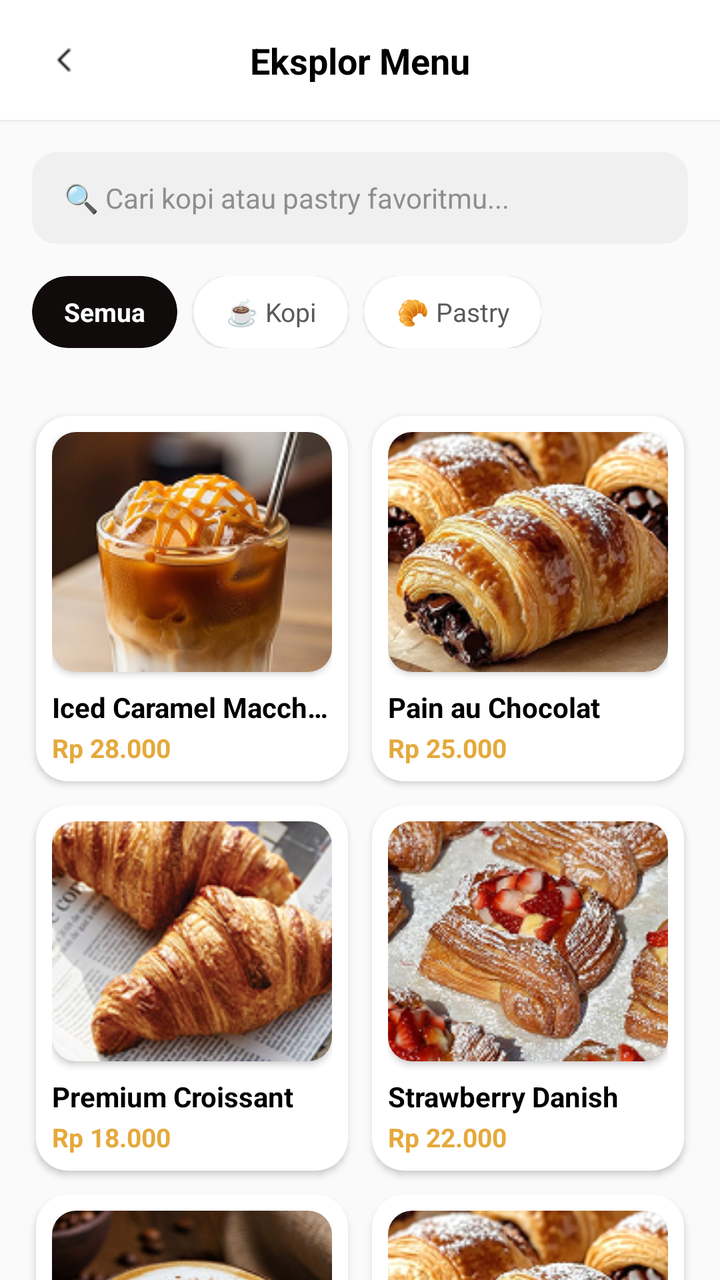
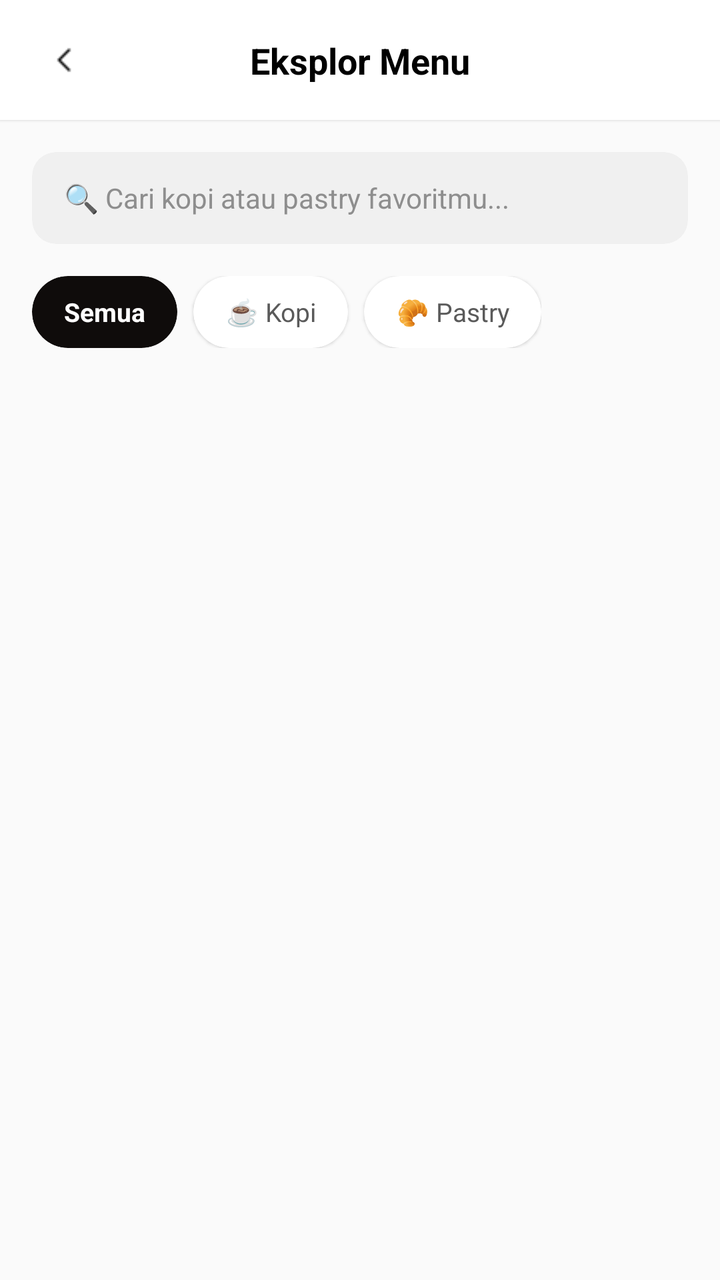

Before-and-after screenshots of an Android layout around one commit, followed by the original layout XML and the change that was made.
<!-- AndroidManifest.xml: application theme Theme.NgopiDulz_frontend -->
<!-- res/layout/activity_eksplor.xml -->
<?xml version="1.0" encoding="utf-8"?>
<androidx.constraintlayout.widget.ConstraintLayout xmlns:android="http://schemas.android.com/apk/res/android"
    xmlns:app="http://schemas.android.com/apk/res-auto"
    xmlns:tools="http://tools.android.com/tools"
    android:layout_width="match_parent"
    android:layout_height="match_parent"
    android:background="#FAFAFA"
    tools:context=".EksplorActivity">

    <androidx.constraintlayout.widget.ConstraintLayout
        android:id="@+id/top_bar_eksplor"
        android:layout_width="match_parent"
        android:layout_height="60dp"
        android:background="#FFFFFF"
        android:elevation="1dp"
        android:paddingHorizontal="16dp"
        app:layout_constraintTop_toTopOf="parent">

        <ImageView
            android:id="@+id/btn_back_eksplor"
            android:layout_width="32dp"
            android:layout_height="32dp"
            android:padding="6dp"
            android:src="@drawable/ic_back"
            app:layout_constraintBottom_toBottomOf="parent"
            app:layout_constraintStart_toStartOf="parent"
            app:layout_constraintTop_toTopOf="parent"
            app:tint="#000000" />

        <TextView
            android:layout_width="wrap_content"
            android:layout_height="wrap_content"
            android:text="Eksplor Menu"
            android:textColor="#000000"
            android:textSize="18sp"
            android:textStyle="bold"
            app:layout_constraintBottom_toBottomOf="parent"
            app:layout_constraintEnd_toEndOf="parent"
            app:layout_constraintStart_toStartOf="parent"
            app:layout_constraintTop_toTopOf="parent" />
    </androidx.constraintlayout.widget.ConstraintLayout>

    <LinearLayout
        android:id="@+id/search_and_filter_container"
        android:layout_width="match_parent"
        android:layout_height="wrap_content"
        android:orientation="vertical"
        android:padding="16dp"
        app:layout_constraintTop_toBottomOf="@id/top_bar_eksplor">

        <androidx.cardview.widget.CardView
            android:layout_width="match_parent"
            android:layout_height="46dp"
            android:layout_marginBottom="16dp"
            app:cardBackgroundColor="#F0F0F0"
            app:cardCornerRadius="12dp"
            app:cardElevation="0dp">
            <TextView
                android:layout_width="wrap_content"
                android:layout_height="wrap_content"
                android:layout_gravity="center_vertical"
                android:layout_marginStart="16dp"
                android:text="🔍 Cari kopi atau pastry favoritmu..."
                android:textColor="#8E8E8E"
                android:textSize="14sp" />
        </androidx.cardview.widget.CardView>

        <HorizontalScrollView
            android:layout_width="match_parent"
            android:layout_height="wrap_content"
            android:scrollbars="none">
            <LinearLayout
                android:layout_width="wrap_content"
                android:layout_height="wrap_content"
                android:orientation="horizontal">

                <androidx.cardview.widget.CardView
                    android:layout_width="wrap_content"
                    android:layout_height="36dp"
                    android:layout_marginEnd="8dp"
                    app:cardBackgroundColor="#0F0C0B"
                    app:cardCornerRadius="18dp"
                    app:cardElevation="0dp">
                    <TextView
                        android:layout_width="wrap_content"
                        android:layout_height="match_parent"
                        android:gravity="center"
                        android:paddingHorizontal="16dp"
                        android:text="Semua"
                        android:textColor="#FFFFFF"
                        android:textSize="13sp"
                        android:textStyle="bold" />
                </androidx.cardview.widget.CardView>

                <androidx.cardview.widget.CardView
                    android:layout_width="wrap_content"
                    android:layout_height="36dp"
                    android:layout_marginEnd="8dp"
                    app:cardBackgroundColor="#FFFFFF"
                    app:cardCornerRadius="18dp"
                    app:cardElevation="1dp">
                    <TextView
                        android:layout_width="wrap_content"
                        android:layout_height="match_parent"
                        android:gravity="center"
                        android:paddingHorizontal="16dp"
                        android:text="☕ Kopi"
                        android:textColor="#5A5A5A"
                        android:textSize="13sp" />
                </androidx.cardview.widget.CardView>

                <androidx.cardview.widget.CardView
                    android:layout_width="wrap_content"
                    android:layout_height="36dp"
                    app:cardBackgroundColor="#FFFFFF"
                    app:cardCornerRadius="18dp"
                    app:cardElevation="1dp">
                    <TextView
                        android:layout_width="wrap_content"
                        android:layout_height="match_parent"
                        android:gravity="center"
                        android:paddingHorizontal="16dp"
                        android:text="🥐 Pastry"
                        android:textColor="#5A5A5A"
                        android:textSize="13sp" />
                </androidx.cardview.widget.CardView>
            </LinearLayout>
        </HorizontalScrollView>
    </LinearLayout>

    <androidx.core.widget.NestedScrollView
        android:layout_width="match_parent"
        android:layout_height="0dp"
        android:fillViewport="true"
        app:layout_constraintBottom_toBottomOf="parent"
        app:layout_constraintTop_toBottomOf="@id/search_and_filter_container">

        <GridLayout
            android:layout_width="match_parent"
            android:layout_height="wrap_content"
            android:columnCount="2"
            android:padding="12dp"
            android:alignmentMode="alignMargins">

            <androidx.cardview.widget.CardView
                android:layout_width="0dp"
                android:layout_height="wrap_content"
                android:layout_columnWeight="1"
                android:layout_margin="6dp"
                app:cardCornerRadius="16dp"
                app:cardElevation="2dp">
                <LinearLayout
                    android:layout_width="match_parent"
                    android:layout_height="wrap_content"
                    android:orientation="vertical"
                    android:padding="8dp">
                    <androidx.cardview.widget.CardView
                        android:layout_width="match_parent"
                        android:layout_height="120dp"
                        app:cardCornerRadius="12dp">
                        <ImageView
                            android:layout_width="match_parent"
                            android:layout_height="match_parent"
                            android:scaleType="centerCrop"
                            android:src="@drawable/img_macchiato" />
                    </androidx.cardview.widget.CardView>
                    <TextView
                        android:layout_width="match_parent"
                        android:layout_height="wrap_content"
                        android:layout_marginTop="8dp"
                        android:text="Iced Caramel Macchiato"
                        android:textColor="#000000"
                        android:textSize="14sp"
                        android:textStyle="bold"
                        android:maxLines="1"
                        android:ellipsize="end" />
                    <TextView
                        android:layout_width="match_parent"
                        android:layout_height="wrap_content"
                        android:text="Rp 28.000"
                        android:textColor="#E5A93C"
                        android:textSize="13sp"
                        android:textStyle="bold"
                        android:layout_marginTop="2dp" />
                </LinearLayout>
            </androidx.cardview.widget.CardView>

            <androidx.cardview.widget.CardView
                android:layout_width="0dp"
                android:layout_height="wrap_content"
                android:layout_columnWeight="1"
                android:layout_margin="6dp"
                app:cardCornerRadius="16dp"
                app:cardElevation="2dp">
                <LinearLayout
                    android:layout_width="match_parent"
                    android:layout_height="wrap_content"
                    android:orientation="vertical"
                    android:padding="8dp">
                    <androidx.cardview.widget.CardView
                        android:layout_width="match_parent"
                        android:layout_height="120dp"
                        app:cardCornerRadius="12dp">
                        <ImageView
                            android:layout_width="match_parent"
                            android:layout_height="match_parent"
                            android:scaleType="centerCrop"
                            android:src="@drawable/img_chocolat" />
                    </androidx.cardview.widget.CardView>
                    <TextView
                        android:layout_width="match_parent"
                        android:layout_height="wrap_content"
                        android:layout_marginTop="8dp"
                        android:text="Pain au Chocolat"
                        android:textColor="#000000"
                        android:textSize="14sp"
                        android:textStyle="bold"
                        android:maxLines="1"
                        android:ellipsize="end" />
                    <TextView
                        android:layout_width="match_parent"
                        android:layout_height="wrap_content"
                        android:text="Rp 25.000"
                        android:textColor="#E5A93C"
                        android:textSize="13sp"
                        android:textStyle="bold"
                        android:layout_marginTop="2dp" />
                </LinearLayout>
            </androidx.cardview.widget.CardView>

            <androidx.cardview.widget.CardView
                android:layout_width="0dp"
                android:layout_height="wrap_content"
                android:layout_columnWeight="1"
                android:layout_margin="6dp"
                app:cardCornerRadius="16dp"
                app:cardElevation="2dp">
                <LinearLayout
                    android:layout_width="match_parent"
                    android:layout_height="wrap_content"
                    android:orientation="vertical"
                    android:padding="8dp">
                    <androidx.cardview.widget.CardView
                        android:layout_width="match_parent"
                        android:layout_height="120dp"
                        app:cardCornerRadius="12dp">
                        <ImageView
                            android:layout_width="match_parent"
                            android:layout_height="match_parent"
                            android:scaleType="centerCrop"
                            android:src="@drawable/img_croissant" />
                    </androidx.cardview.widget.CardView>
                    <TextView
                        android:layout_width="match_parent"
                        android:layout_height="wrap_content"
                        android:layout_marginTop="8dp"
                        android:text="Premium Croissant"
                        android:textColor="#000000"
                        android:textSize="14sp"
                        android:textStyle="bold"
                        android:maxLines="1"
                        android:ellipsize="end" />
                    <TextView
                        android:layout_width="match_parent"
                        android:layout_height="wrap_content"
                        android:text="Rp 18.000"
                        android:textColor="#E5A93C"
                        android:textSize="13sp"
                        android:textStyle="bold"
                        android:layout_marginTop="2dp" />
                </LinearLayout>
            </androidx.cardview.widget.CardView>

            <androidx.cardview.widget.CardView
                android:layout_width="0dp"
                android:layout_height="wrap_content"
                android:layout_columnWeight="1"
                android:layout_margin="6dp"
                app:cardCornerRadius="16dp"
                app:cardElevation="2dp">
                <LinearLayout
                    android:layout_width="match_parent"
                    android:layout_height="wrap_content"
                    android:orientation="vertical"
                    android:padding="8dp">
                    <androidx.cardview.widget.CardView
                        android:layout_width="match_parent"
                        android:layout_height="120dp"
                        app:cardCornerRadius="12dp">
                        <ImageView
                            android:layout_width="match_parent"
                            android:layout_height="match_parent"
                            android:scaleType="centerCrop"
                            android:src="@drawable/img_danish" />
                    </androidx.cardview.widget.CardView>
                    <TextView
                        android:layout_width="match_parent"
                        android:layout_height="wrap_content"
                        android:layout_marginTop="8dp"
                        android:text="Strawberry Danish"
                        android:textColor="#000000"
                        android:textSize="14sp"
                        android:textStyle="bold"
                        android:maxLines="1"
                        android:ellipsize="end" />
                    <TextView
                        android:layout_width="match_parent"
                        android:layout_height="wrap_content"
                        android:text="Rp 22.000"
                        android:textColor="#E5A93C"
                        android:textSize="13sp"
                        android:textStyle="bold"
                        android:layout_marginTop="2dp" />
                </LinearLayout>
            </androidx.cardview.widget.CardView>

            <androidx.cardview.widget.CardView
                android:layout_width="0dp"
                android:layout_height="wrap_content"
                android:layout_columnWeight="1"
                android:layout_margin="6dp"
                app:cardCornerRadius="16dp"
                app:cardElevation="2dp">
                <LinearLayout
                    android:layout_width="match_parent"
                    android:layout_height="wrap_content"
                    android:orientation="vertical"
                    android:padding="8dp">
                    <androidx.cardview.widget.CardView
                        android:layout_width="match_parent"
                        android:layout_height="120dp"
                        app:cardCornerRadius="12dp">
                        <ImageView
                            android:layout_width="match_parent"
                            android:layout_height="match_parent"
                            android:scaleType="centerCrop"
                            android:src="@drawable/img_cappuccino" />
                    </androidx.cardview.widget.CardView>
                    <TextView
                        android:layout_width="match_parent"
                        android:layout_height="wrap_content"
                        android:layout_marginTop="8dp"
                        android:text="Iced Americano"
                        android:textColor="#000000"
                        android:textSize="14sp"
                        android:textStyle="bold"
                        android:maxLines="1"
                        android:ellipsize="end" />
                    <TextView
                        android:layout_width="match_parent"
                        android:layout_height="wrap_content"
                        android:text="Rp 20.000"
                        android:textColor="#E5A93C"
                        android:textSize="13sp"
                        android:textStyle="bold"
                        android:layout_marginTop="2dp" />
                </LinearLayout>
            </androidx.cardview.widget.CardView>

            <androidx.cardview.widget.CardView
                android:layout_width="0dp"
                android:layout_height="wrap_content"
                android:layout_columnWeight="1"
                android:layout_margin="6dp"
                app:cardCornerRadius="16dp"
                app:cardElevation="2dp">
                <LinearLayout
                    android:layout_width="match_parent"
                    android:layout_height="wrap_content"
                    android:orientation="vertical"
                    android:padding="8dp">
                    <androidx.cardview.widget.CardView
                        android:layout_width="match_parent"
                        android:layout_height="120dp"
                        app:cardCornerRadius="12dp">
                        <ImageView
                            android:layout_width="match_parent"
                            android:layout_height="match_parent"
                            android:scaleType="centerCrop"
                            android:src="@drawable/img_chocolat" />
                    </androidx.cardview.widget.CardView>
                    <TextView
                        android:layout_width="match_parent"
                        android:layout_height="wrap_content"
                        android:layout_marginTop="8dp"
                        android:text="Cinnamon Roll"
                        android:textColor="#000000"
                        android:textSize="14sp"
                        android:textStyle="bold"
                        android:maxLines="1"
                        android:ellipsize="end" />
                    <TextView
                        android:layout_width="match_parent"
                        android:layout_height="wrap_content"
                        android:text="Rp 24.000"
                        android:textColor="#E5A93C"
                        android:textSize="13sp"
                        android:textStyle="bold"
                        android:layout_marginTop="2dp" />
                </LinearLayout>
            </androidx.cardview.widget.CardView>

            <androidx.cardview.widget.CardView
                android:layout_width="0dp"
                android:layout_height="wrap_content"
                android:layout_columnWeight="1"
                android:layout_margin="6dp"
                app:cardCornerRadius="16dp"
                app:cardElevation="2dp">
                <LinearLayout
                    android:layout_width="match_parent"
                    android:layout_height="wrap_content"
                    android:orientation="vertical"
                    android:padding="8dp">
                    <androidx.cardview.widget.CardView
                        android:layout_width="match_parent"
                        android:layout_height="120dp"
                        app:cardCornerRadius="12dp">
                        <ImageView
                            android:layout_width="match_parent"
                            android:layout_height="match_parent"
                            android:scaleType="centerCrop"
                            android:src="@drawable/img_macchiato" />
                    </androidx.cardview.widget.CardView>
                    <TextView
                        android:layout_width="match_parent"
                        android:layout_height="wrap_content"
                        android:layout_marginTop="8dp"
                        android:text="Iced Matcha Latte"
                        android:textColor="#000000"
                        android:textSize="14sp"
                        android:textStyle="bold"
                        android:maxLines="1"
                        android:ellipsize="end" />
                    <TextView
                        android:layout_width="match_parent"
                        android:layout_height="wrap_content"
                        android:text="Rp 26.000"
                        android:textColor="#E5A93C"
                        android:textSize="13sp"
                        android:textStyle="bold"
                        android:layout_marginTop="2dp" />
                </LinearLayout>
            </androidx.cardview.widget.CardView>

            <androidx.cardview.widget.CardView
                android:layout_width="0dp"
                android:layout_height="wrap_content"
                android:layout_columnWeight="1"
                android:layout_margin="6dp"
                app:cardCornerRadius="16dp"
                app:cardElevation="2dp">
                <LinearLayout
                    android:layout_width="match_parent"
                    android:layout_height="wrap_content"
                    android:orientation="vertical"
                    android:padding="8dp">
                    <androidx.cardview.widget.CardView
                        android:layout_width="match_parent"
                        android:layout_height="120dp"
                        app:cardCornerRadius="12dp">
                        <ImageView
                            android:layout_width="match_parent"
                            android:layout_height="match_parent"
                            android:scaleType="centerCrop"
                            android:src="@drawable/img_croissant" />
                    </androidx.cardview.widget.CardView>
                    <TextView
                        android:layout_width="match_parent"
                        android:layout_height="wrap_content"
                        android:layout_marginTop="8dp"
                        android:text="Almond Croissant"
                        android:textColor="#000000"
                        android:textSize="14sp"
                        android:textStyle="bold"
                        android:maxLines="1"
                        android:ellipsize="end" />
                    <TextView
                        android:layout_width="match_parent"
                        android:layout_height="wrap_content"
                        android:text="Rp 23.000"
                        android:textColor="#E5A93C"
                        android:textSize="13sp"
                        android:textStyle="bold"
                        android:layout_marginTop="2dp" />
                </LinearLayout>
            </androidx.cardview.widget.CardView>

            <androidx.cardview.widget.CardView
                android:layout_width="0dp"
                android:layout_height="wrap_content"
                android:layout_columnWeight="1"
                android:layout_margin="6dp"
                app:cardCornerRadius="16dp"
                app:cardElevation="2dp">
                <LinearLayout
                    android:layout_width="match_parent"
                    android:layout_height="wrap_content"
                    android:orientation="vertical"
                    android:padding="8dp">
                    <androidx.cardview.widget.CardView
                        android:layout_width="match_parent"
                        android:layout_height="120dp"
                        app:cardCornerRadius="12dp">
                        <ImageView
                            android:layout_width="match_parent"
                            android:layout_height="match_parent"
                            android:scaleType="centerCrop"
                            android:src="@drawable/img_cappuccino" />
                    </androidx.cardview.widget.CardView>
                    <TextView
                        android:layout_width="match_parent"
                        android:layout_height="wrap_content"
                        android:layout_marginTop="8dp"
                        android:text="Hot Cafe Latte"
                        android:textColor="#000000"
                        android:textSize="14sp"
                        android:textStyle="bold"
                        android:maxLines="1"
                        android:ellipsize="end" />
                    <TextView
                        android:layout_width="match_parent"
                        android:layout_height="wrap_content"
                        android:text="Rp 25.000"
                        android:textColor="#E5A93C"
                        android:textSize="13sp"
                        android:textStyle="bold"
                        android:layout_marginTop="2dp" />
                </LinearLayout>
            </androidx.cardview.widget.CardView>

            <androidx.cardview.widget.CardView
                android:layout_width="0dp"
                android:layout_height="wrap_content"
                android:layout_columnWeight="1"
                android:layout_margin="6dp"
                app:cardCornerRadius="16dp"
                app:cardElevation="2dp">
                <LinearLayout
                    android:layout_width="match_parent"
                    android:layout_height="wrap_content"
                    android:orientation="vertical"
                    android:padding="8dp">
                    <androidx.cardview.widget.CardView
                        android:layout_width="match_parent"
                        android:layout_height="120dp"
                        app:cardCornerRadius="12dp">
                        <ImageView
                            android:layout_width="match_parent"
                            android:layout_height="match_parent"
                            android:scaleType="centerCrop"
                            android:src="@drawable/img_fruittart" />
                    </androidx.cardview.widget.CardView>
                    <TextView
                        android:layout_width="match_parent"
                        android:layout_height="wrap_content"
                        android:layout_marginTop="8dp"
                        android:text="Avocado Toast"
                        android:textColor="#000000"
                        android:textSize="14sp"
                        android:textStyle="bold"
                        android:maxLines="1"
                        android:ellipsize="end" />
                    <TextView
                        android:layout_width="match_parent"
                        android:layout_height="wrap_content"
                        android:text="Rp 30.000"
                        android:textColor="#E5A93C"
                        android:textSize="13sp"
                        android:textStyle="bold"
                        android:layout_marginTop="2dp" />
                </LinearLayout>
            </androidx.cardview.widget.CardView>

        </GridLayout>
    </androidx.core.widget.NestedScrollView>

</androidx.constraintlayout.widget.ConstraintLayout>
<!-- resources referenced by this layout -->
<resources>
  <!-- drawable ic_back: png bitmap (drawable, 286 bytes) -->
  <!-- drawable img_cappuccino: png bitmap (drawable, 60071 bytes) -->
  <!-- drawable img_chocolat: png bitmap (drawable, 67917 bytes) -->
  <!-- drawable img_croissant: png bitmap (drawable, 65572 bytes) -->
  <!-- drawable img_danish: png bitmap (drawable, 74837 bytes) -->
  <!-- drawable img_fruittart: png bitmap (drawable, 71091 bytes) -->
  <!-- drawable img_macchiato: png bitmap (drawable, 47244 bytes) -->
  <style name="Theme.NgopiDulz_frontend" parent="Base.Theme.NgopiDulz_frontend" />
  <style name="Base.Theme.NgopiDulz_frontend" parent="Theme.Material3.DayNight.NoActionBar">
          
          
      </style>
</resources>

<!-- the commit's change to res/layout/activity_eksplor.xml (unified diff, before → after) -->
@@ -134,445 +134,68 @@
         android:fillViewport="true"
         app:layout_constraintBottom_toBottomOf="parent"
         app:layout_constraintTop_toBottomOf="@id/search_and_filter_container">
-
-        <GridLayout
-            android:layout_width="match_parent"
-            android:layout_height="wrap_content"
-            android:columnCount="2"
-            android:padding="12dp"
-            android:alignmentMode="alignMargins">
-
-            <androidx.cardview.widget.CardView
-                android:layout_width="0dp"
-                android:layout_height="wrap_content"
-                android:layout_columnWeight="1"
-                android:layout_margin="6dp"
-                app:cardCornerRadius="16dp"
-                app:cardElevation="2dp">
-                <LinearLayout
-                    android:layout_width="match_parent"
-                    android:layout_height="wrap_content"
-                    android:orientation="vertical"
-                    android:padding="8dp">
-                    <androidx.cardview.widget.CardView
-                        android:layout_width="match_parent"
-                        android:layout_height="120dp"
-                        app:cardCornerRadius="12dp">
-                        <ImageView
-                            android:layout_width="match_parent"
-                            android:layout_height="match_parent"
-                            android:scaleType="centerCrop"
-                            android:src="@drawable/img_macchiato" />
-                    </androidx.cardview.widget.CardView>
-                    <TextView
-                        android:layout_width="match_parent"
-                        android:layout_height="wrap_content"
-                        android:layout_marginTop="8dp"
-                        android:text="Iced Caramel Macchiato"
-                        android:textColor="#000000"
-                        android:textSize="14sp"
-                        android:textStyle="bold"
-                        android:maxLines="1"
-                        android:ellipsize="end" />
-                    <TextView
-                        android:layout_width="match_parent"
-                        android:layout_height="wrap_content"
-                        android:text="Rp 28.000"
-                        android:textColor="#E5A93C"
-                        android:textSize="13sp"
-                        android:textStyle="bold"
-                        android:layout_marginTop="2dp" />
-                </LinearLayout>
-            </androidx.cardview.widget.CardView>
-
-            <androidx.cardview.widget.CardView
-                android:layout_width="0dp"
-                android:layout_height="wrap_content"
-                android:layout_columnWeight="1"
-                android:layout_margin="6dp"
-                app:cardCornerRadius="16dp"
-                app:cardElevation="2dp">
-                <LinearLayout
-                    android:layout_width="match_parent"
-                    android:layout_height="wrap_content"
-                    android:orientation="vertical"
-                    android:padding="8dp">
-                    <androidx.cardview.widget.CardView
-                        android:layout_width="match_parent"
-                        android:layout_height="120dp"
-                        app:cardCornerRadius="12dp">
-                        <ImageView
-                            android:layout_width="match_parent"
-                            android:layout_height="match_parent"
-                            android:scaleType="centerCrop"
-                            android:src="@drawable/img_chocolat" />
-                    </androidx.cardview.widget.CardView>
-                    <TextView
-                        android:layout_width="match_parent"
-                        android:layout_height="wrap_content"
-                        android:layout_marginTop="8dp"
-                        android:text="Pain au Chocolat"
-                        android:textColor="#000000"
-                        android:textSize="14sp"
-                        android:textStyle="bold"
-                        android:maxLines="1"
-                        android:ellipsize="end" />
-                    <TextView
-                        android:layout_width="match_parent"
-                        android:layout_height="wrap_content"
-                        android:text="Rp 25.000"
-                        android:textColor="#E5A93C"
-                        android:textSize="13sp"
-                        android:textStyle="bold"
-                        android:layout_marginTop="2dp" />
-                </LinearLayout>
-            </androidx.cardview.widget.CardView>
-
-            <androidx.cardview.widget.CardView
-                android:layout_width="0dp"
-                android:layout_height="wrap_content"
-                android:layout_columnWeight="1"
-                android:layout_margin="6dp"
-                app:cardCornerRadius="16dp"
-                app:cardElevation="2dp">
-                <LinearLayout
-                    android:layout_width="match_parent"
-                    android:layout_height="wrap_content"
-                    android:orientation="vertical"
-                    android:padding="8dp">
-                    <androidx.cardview.widget.CardView
-                        android:layout_width="match_parent"
-                        android:layout_height="120dp"
-                        app:cardCornerRadius="12dp">
-                        <ImageView
-                            android:layout_width="match_parent"
-                            android:layout_height="match_parent"
-                            android:scaleType="centerCrop"
-                            android:src="@drawable/img_croissant" />
-                    </androidx.cardview.widget.CardView>
-                    <TextView
-                        android:layout_width="match_parent"
-                        android:layout_height="wrap_content"
-                        android:layout_marginTop="8dp"
-                        android:text="Premium Croissant"
-                        android:textColor="#000000"
-                        android:textSize="14sp"
-                        android:textStyle="bold"
-                        android:maxLines="1"
-                        android:ellipsize="end" />
-                    <TextView
-                        android:layout_width="match_parent"
-                        android:layout_height="wrap_content"
-                        android:text="Rp 18.000"
-                        android:textColor="#E5A93C"
-                        android:textSize="13sp"
-                        android:textStyle="bold"
-                        android:layout_marginTop="2dp" />
-                </LinearLayout>
-            </androidx.cardview.widget.CardView>
-
-            <androidx.cardview.widget.CardView
-                android:layout_width="0dp"
-                android:layout_height="wrap_content"
-                android:layout_columnWeight="1"
-                android:layout_margin="6dp"
-                app:cardCornerRadius="16dp"
-                app:cardElevation="2dp">
-                <LinearLayout
-                    android:layout_width="match_parent"
-                    android:layout_height="wrap_content"
-                    android:orientation="vertical"
-                    android:padding="8dp">
-                    <androidx.cardview.widget.CardView
-                        android:layout_width="match_parent"
-                        android:layout_height="120dp"
-                        app:cardCornerRadius="12dp">
-                        <ImageView
-                            android:layout_width="match_parent"
-                            android:layout_height="match_parent"
-                            android:scaleType="centerCrop"
-                            android:src="@drawable/img_danish" />
-                    </androidx.cardview.widget.CardView>
-                    <TextView
-                        android:layout_width="match_parent"
-                        android:layout_height="wrap_content"
-                        android:layout_marginTop="8dp"
-                        android:text="Strawberry Danish"
-                        android:textColor="#000000"
-                        android:textSize="14sp"
-                        android:textStyle="bold"
-                        android:maxLines="1"
-                        android:ellipsize="end" />
-                    <TextView
-                        android:layout_width="match_parent"
-                        android:layout_height="wrap_content"
-                        android:text="Rp 22.000"
-                        android:textColor="#E5A93C"
-                        android:textSize="13sp"
-                        android:textStyle="bold"
-                        android:layout_marginTop="2dp" />
-                </LinearLayout>
-            </androidx.cardview.widget.CardView>
-
-            <androidx.cardview.widget.CardView
-                android:layout_width="0dp"
-                android:layout_height="wrap_content"
-                android:layout_columnWeight="1"
-                android:layout_margin="6dp"
-                app:cardCornerRadius="16dp"
-                app:cardElevation="2dp">
-                <LinearLayout
-                    android:layout_width="match_parent"
-                    android:layout_height="wrap_content"
-                    android:orientation="vertical"
-                    android:padding="8dp">
-                    <androidx.cardview.widget.CardView
-                        android:layout_width="match_parent"
-                        android:layout_height="120dp"
-                        app:cardCornerRadius="12dp">
-                        <ImageView
-                            android:layout_width="match_parent"
-                            android:layout_height="match_parent"
-                            android:scaleType="centerCrop"
-                            android:src="@drawable/img_cappuccino" />
-                    </androidx.cardview.widget.CardView>
-                    <TextView
-                        android:layout_width="match_parent"
-                        android:layout_height="wrap_content"
-                        android:layout_marginTop="8dp"
-                        android:text="Iced Americano"
-                        android:textColor="#000000"
-                        android:textSize="14sp"
-                        android:textStyle="bold"
-                        android:maxLines="1"
-                        android:ellipsize="end" />
-                    <TextView
-                        android:layout_width="match_parent"
-                        android:layout_height="wrap_content"
-                        android:text="Rp 20.000"
-                        android:textColor="#E5A93C"
-                        android:textSize="13sp"
-                        android:textStyle="bold"
-                        android:layout_marginTop="2dp" />
-                </LinearLayout>
-            </androidx.cardview.widget.CardView>
-
-            <androidx.cardview.widget.CardView
-                android:layout_width="0dp"
-                android:layout_height="wrap_content"
-                android:layout_columnWeight="1"
-                android:layout_margin="6dp"
-                app:cardCornerRadius="16dp"
-                app:cardElevation="2dp">
-                <LinearLayout
-                    android:layout_width="match_parent"
-                    android:layout_height="wrap_content"
-                    android:orientation="vertical"
-                    android:padding="8dp">
-                    <androidx.cardview.widget.CardView
-                        android:layout_width="match_parent"
-                        android:layout_height="120dp"
-                        app:cardCornerRadius="12dp">
-                        <ImageView
-                            android:layout_width="match_parent"
-                            android:layout_height="match_parent"
-                            android:scaleType="centerCrop"
-                            android:src="@drawable/img_chocolat" />
-                    </androidx.cardview.widget.CardView>
-                    <TextView
-                        android:layout_width="match_parent"
-                        android:layout_height="wrap_content"
-                        android:layout_marginTop="8dp"
-                        android:text="Cinnamon Roll"
-                        android:textColor="#000000"
-                        android:textSize="14sp"
-                        android:textStyle="bold"
-                        android:maxLines="1"
-                        android:ellipsize="end" />
-                    <TextView
-                        android:layout_width="match_parent"
-                        android:layout_height="wrap_content"
-                        android:text="Rp 24.000"
-                        android:textColor="#E5A93C"
-                        android:textSize="13sp"
-                        android:textStyle="bold"
-                        android:layout_marginTop="2dp" />
-                </LinearLayout>
-            </androidx.cardview.widget.CardView>
-
-            <androidx.cardview.widget.CardView
-                android:layout_width="0dp"
-                android:layout_height="wrap_content"
-                android:layout_columnWeight="1"
-                android:layout_margin="6dp"
-                app:cardCornerRadius="16dp"
-                app:cardElevation="2dp">
-                <LinearLayout
-                    android:layout_width="match_parent"
-                    android:layout_height="wrap_content"
-                    android:orientation="vertical"
-                    android:padding="8dp">
-                    <androidx.cardview.widget.CardView
-                        android:layout_width="match_parent"
-                        android:layout_height="120dp"
-                        app:cardCornerRadius="12dp">
-                        <ImageView
-                            android:layout_width="match_parent"
-                            android:layout_height="match_parent"
-                            android:scaleType="centerCrop"
-                            android:src="@drawable/img_macchiato" />
-                    </androidx.cardview.widget.CardView>
-                    <TextView
-                        android:layout_width="match_parent"
-                        android:layout_height="wrap_content"
-                        android:layout_marginTop="8dp"
-                        android:text="Iced Matcha Latte"
-                        android:textColor="#000000"
-                        android:textSize="14sp"
-                        android:textStyle="bold"
-                        android:maxLines="1"
-                        android:ellipsize="end" />
-                    <TextView
-                        android:layout_width="match_parent"
-                        android:layout_height="wrap_content"
-                        android:text="Rp 26.000"
-                        android:textColor="#E5A93C"
-                        android:textSize="13sp"
-                        android:textStyle="bold"
-                        android:layout_marginTop="2dp" />
-                </LinearLayout>
-            </androidx.cardview.widget.CardView>
-
-            <androidx.cardview.widget.CardView
-                android:layout_width="0dp"
-                android:layout_height="wrap_content"
-                android:layout_columnWeight="1"
-                android:layout_margin="6dp"
-                app:cardCornerRadius="16dp"
-                app:cardElevation="2dp">
-                <LinearLayout
-                    android:layout_width="match_parent"
-                    android:layout_height="wrap_content"
-                    android:orientation="vertical"
-                    android:padding="8dp">
-                    <androidx.cardview.widget.CardView
-                        android:layout_width="match_parent"
-                        android:layout_height="120dp"
-                        app:cardCornerRadius="12dp">
-                        <ImageView
-                            android:layout_width="match_parent"
-                            android:layout_height="match_parent"
-                            android:scaleType="centerCrop"
-                            android:src="@drawable/img_croissant" />
-                    </androidx.cardview.widget.CardView>
-                    <TextView
-                        android:layout_width="match_parent"
-                        android:layout_height="wrap_content"
-                        android:layout_marginTop="8dp"
-                        android:text="Almond Croissant"
-                        android:textColor="#000000"
-                        android:textSize="14sp"
-                        android:textStyle="bold"
-                        android:maxLines="1"
-                        android:ellipsize="end" />
-                    <TextView
-                        android:layout_width="match_parent"
-                        android:layout_height="wrap_content"
-                        android:text="Rp 23.000"
-                        android:textColor="#E5A93C"
-                        android:textSize="13sp"
-                        android:textStyle="bold"
-                        android:layout_marginTop="2dp" />
-                </LinearLayout>
-            </androidx.cardview.widget.CardView>
-
-            <androidx.cardview.widget.CardView
-                android:layout_width="0dp"
-                android:layout_height="wrap_content"
-                android:layout_columnWeight="1"
-                android:layout_margin="6dp"
-                app:cardCornerRadius="16dp"
-                app:cardElevation="2dp">
-                <LinearLayout
-                    android:layout_width="match_parent"
-                    android:layout_height="wrap_content"
-                    android:orientation="vertical"
-                    android:padding="8dp">
-                    <androidx.cardview.widget.CardView
-                        android:layout_width="match_parent"
-                        android:layout_height="120dp"
-                        app:cardCornerRadius="12dp">
-                        <ImageView
-                            android:layout_width="match_parent"
-                            android:layout_height="match_parent"
-                            android:scaleType="centerCrop"
-                            android:src="@drawable/img_cappuccino" />
-                    </androidx.cardview.widget.CardView>
-                    <TextView
-                        android:layout_width="match_parent"
-                        android:layout_height="wrap_content"
-                        android:layout_marginTop="8dp"
-                        android:text="Hot Cafe Latte"
-                        android:textColor="#000000"
-                        android:textSize="14sp"
-                        android:textStyle="bold"
-                        android:maxLines="1"
-                        android:ellipsize="end" />
-                    <TextView
-                        android:layout_width="match_parent"
-                        android:layout_height="wrap_content"
-                        android:text="Rp 25.000"
-                        android:textColor="#E5A93C"
-                        android:textSize="13sp"
-                        android:textStyle="bold"
-                        android:layout_marginTop="2dp" />
-                </LinearLayout>
-            </androidx.cardview.widget.CardView>
-
-            <androidx.cardview.widget.CardView
-                android:layout_width="0dp"
-                android:layout_height="wrap_content"
-                android:layout_columnWeight="1"
-                android:layout_margin="6dp"
-                app:cardCornerRadius="16dp"
-                app:cardElevation="2dp">
-                <LinearLayout
-                    android:layout_width="match_parent"
-                    android:layout_height="wrap_content"
-                    android:orientation="vertical"
-                    android:padding="8dp">
-                    <androidx.cardview.widget.CardView
-                        android:layout_width="match_parent"
-                        android:layout_height="120dp"
-                        app:cardCornerRadius="12dp">
-                        <ImageView
-                            android:layout_width="match_parent"
-                            android:layout_height="match_parent"
-                            android:scaleType="centerCrop"
-                            android:src="@drawable/img_fruittart" />
-                    </androidx.cardview.widget.CardView>
-                    <TextView
-                        android:layout_width="match_parent"
-                        android:layout_height="wrap_content"
-                        android:layout_marginTop="8dp"
-                        android:text="Avocado Toast"
-                        android:textColor="#000000"
-                        android:textSize="14sp"
-                        android:textStyle="bold"
-                        android:maxLines="1"
-                        android:ellipsize="end" />
-                    <TextView
-                        android:layout_width="match_parent"
-                        android:layout_height="wrap_content"
-                        android:text="Rp 30.000"
-                        android:textColor="#E5A93C"
-                        android:textSize="13sp"
-                        android:textStyle="bold"
-                        android:layout_marginTop="2dp" />
-                </LinearLayout>
-            </androidx.cardview.widget.CardView>
-
-        </GridLayout>
+        <androidx.recyclerview.widget.RecyclerView
+            android:id="@+id/rv_products"
+            android:layout_width="match_parent"
+            android:layout_height="wrap_content"
+            android:padding="6dp"
+            android:clipToPadding="false"
+            android:nestedScrollingEnabled="false"
+            app:layoutManager="androidx.recyclerview.widget.GridLayoutManager"
+            app:spanCount="2"
+            tools:listitem="@layout/item_product" />
     </androidx.core.widget.NestedScrollView>
 
 </androidx.constraintlayout.widget.ConstraintLayout>
+<!-- res/layout/item_product.xml (included above) -->
+<?xml version="1.0" encoding="utf-8"?>
+<androidx.cardview.widget.CardView xmlns:android="http://schemas.android.com/apk/res/android"
+    xmlns:app="http://schemas.android.com/apk/res-auto"
+    android:layout_width="match_parent"
+    android:layout_height="wrap_content"
+    android:layout_margin="6dp"
+    app:cardCornerRadius="16dp"
+    app:cardElevation="2dp">
+
+    <LinearLayout
+        android:layout_width="match_parent"
+        android:layout_height="wrap_content"
+        android:orientation="vertical"
+        android:padding="8dp">
+
+        <androidx.cardview.widget.CardView
+            android:layout_width="match_parent"
+            android:layout_height="120dp"
+            app:cardCornerRadius="12dp">
+
+            <ImageView
+                android:id="@+id/iv_item_image"
+                android:layout_width="match_parent"
+                android:layout_height="match_parent"
+                android:scaleType="centerCrop"
+                android:src="@drawable/img_macchiato" />
+        </androidx.cardview.widget.CardView>
+
+        <TextView
+            android:id="@+id/tv_item_name"
+            android:layout_width="match_parent"
+            android:layout_height="wrap_content"
+            android:layout_marginTop="8dp"
+            android:text="Nama Kopi"
+            android:textColor="#000000"
+            android:textSize="14sp"
+            android:textStyle="bold"
+            android:maxLines="1"
+            android:ellipsize="end" />
+
+        <TextView
+            android:id="@+id/tv_item_price"
+            android:layout_width="match_parent"
+            android:layout_height="wrap_content"
+            android:text="Rp 0"
+            android:textColor="#E5A93C"
+            android:textSize="13sp"
+            android:textStyle="bold"
+            android:layout_marginTop="2dp" />
+    </LinearLayout>
+</androidx.cardview.widget.CardView>
<!-- resource entries referenced after the edit -->
@@ -1,11 +1,6 @@
 <!-- resources referenced by this layout -->
 <resources>
   <!-- drawable ic_back: png bitmap (drawable, 286 bytes) -->
-  <!-- drawable img_cappuccino: png bitmap (drawable, 60071 bytes) -->
-  <!-- drawable img_chocolat: png bitmap (drawable, 67917 bytes) -->
-  <!-- drawable img_croissant: png bitmap (drawable, 65572 bytes) -->
-  <!-- drawable img_danish: png bitmap (drawable, 74837 bytes) -->
-  <!-- drawable img_fruittart: png bitmap (drawable, 71091 bytes) -->
   <!-- drawable img_macchiato: png bitmap (drawable, 47244 bytes) -->
   <style name="Theme.NgopiDulz_frontend" parent="Base.Theme.NgopiDulz_frontend" />
   <style name="Base.Theme.NgopiDulz_frontend" parent="Theme.Material3.DayNight.NoActionBar">
